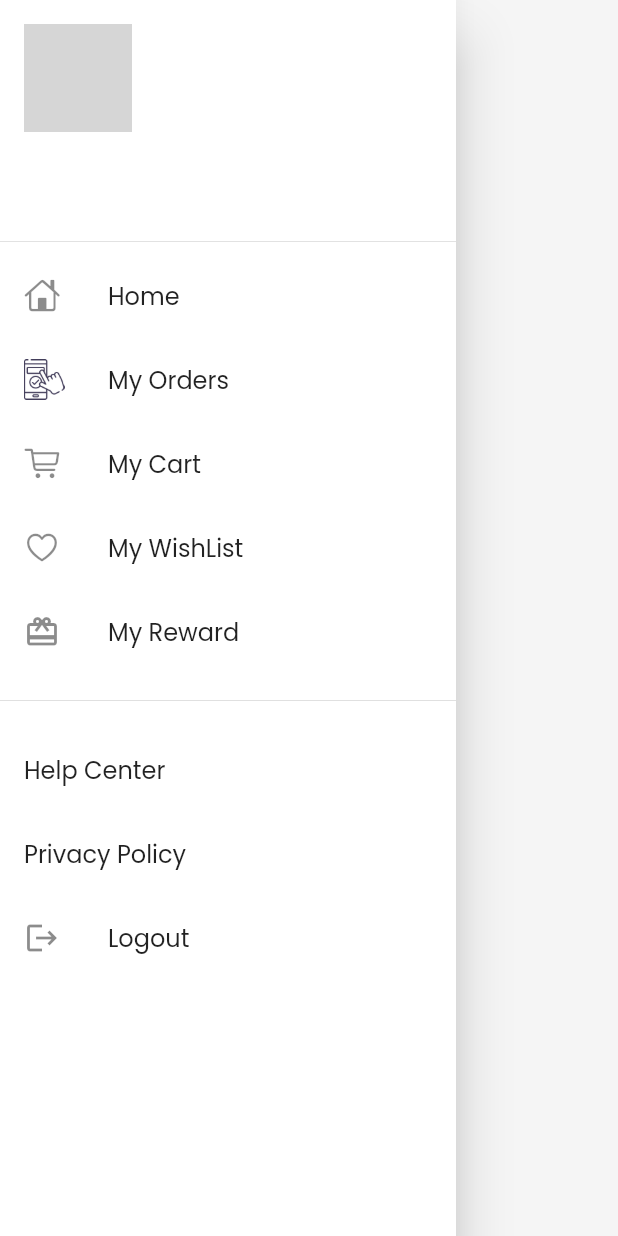
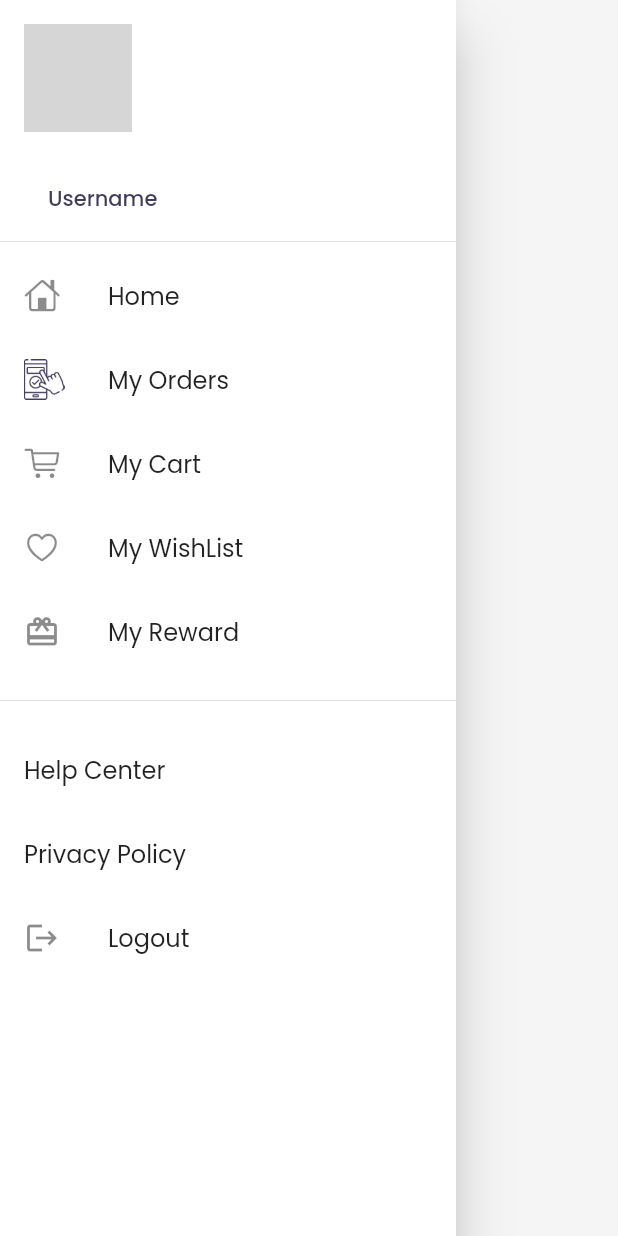
Before and after one commit to Alok101220/AAmir, a Flutter app: the NavigationClass widget shown alone on an empty page, opened directly, on a phone screen of 412 x 824 dp. Run offline on Flutter 3.47's test engine with Material 2 defaults, Android fonts, the phone set to English and light mode, and no system bars; drawn by our look-alikes of velocity_x; our stand-ins replace carousel_slider, google_fonts; network calls fail; grey boxes are pictures that could not be loaded.

Commit message:
new Commit

```diff
--- a/lib/main.dart
+++ b/lib/main.dart
@@ -27,7 +27,7 @@ class MyApp extends StatelessWidget {
       theme: MyTheme.LightTheme(context),
       darkTheme: MyTheme.DarkTheme(context),
       debugShowCheckedModeBanner: false,
-      initialRoute: MyRoutes.homeRoute,
+      initialRoute: MyRoutes.splashRout,
       routes: {
         "/":(context)=>LoginPage(),
         MyRoutes.homeRoute:(context) => HomePage(),
--- a/lib/menuPage/navigation_Drawer.dart
+++ b/lib/menuPage/navigation_Drawer.dart
@@ -21,7 +21,7 @@ class _NavigationClassState extends State<NavigationClass> {
             DrawerHeader(
               padding: EdgeInsets.all(0),
               child: UserAccountsDrawerHeader(
-                accountName: "Username".text.make().px16(),
+                accountName: "Username".text.color(context.accentColor).make().px16(),
                 accountEmail: null,
                 decoration: BoxDecoration(color: context.cardColor),
                 margin: EdgeInsets.all(0),
--- a/lib/pages/splashScreen.dart
+++ b/lib/pages/splashScreen.dart
@@ -35,7 +35,7 @@ class _MyHomePageState extends State<MyHomePage> {
     Timer(
         Duration(seconds: 5),
         () => Navigator.pushReplacement(
-            context, MaterialPageRoute(builder: (context) => MyHomePage())));
+            context, MaterialPageRoute(builder: (context) => HomePage())));
   }
 
   @override
--- a/lib/widgets/home_widgets/statuspage.dart
+++ b/lib/widgets/home_widgets/statuspage.dart
@@ -56,7 +56,7 @@ class _BottomContainerState extends State<BottomContainer> {
                     children: [
                       Text("\" ${element.text} \"",
                               style: TextStyle(
-                                  color: MyTheme.creamColor,
+                                  color: context.accentColor,
                                   fontSize: 15,
                                   letterSpacing: 3,
                                   wordSpacing: 5))
```
